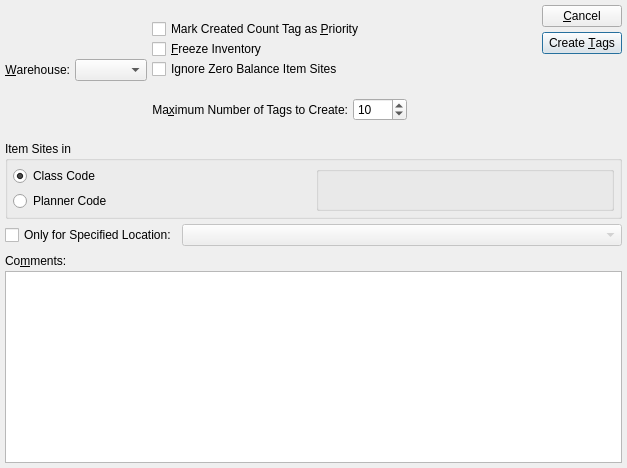
Qt form guiclient/createCycleCountTags.ui (Pegasus-RPG/xtuple-client) before a commit.
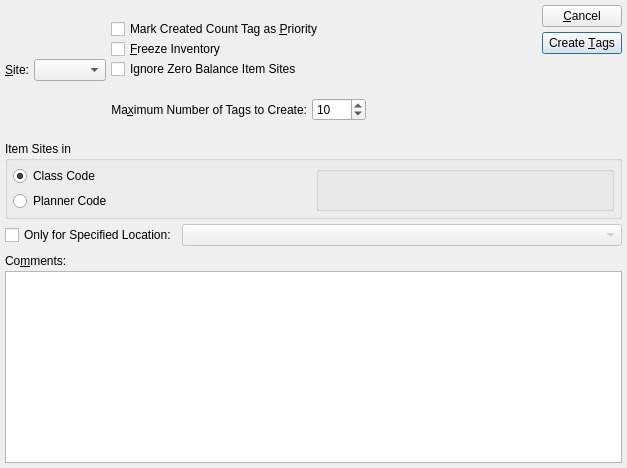
The same form after that commit. Custom widgets are drawn as their Qt base class.

Commit message: issue #6692:first pass for changing "Warehouse" to "Site"

```diff
--- a/guiclient/createCycleCountTags.ui
+++ b/guiclient/createCycleCountTags.ui
@@ -54,7 +54,7 @@
            <item>
             <widget class="QLabel" name="_warehouseLit" >
              <property name="text" >
-              <string>&amp;Warehouse:</string>
+              <string>&amp;Site:</string>
              </property>
              <property name="alignment" >
               <set>Qt::AlignRight|Qt::AlignTrailing|Qt::AlignVCenter</set>
```
The commit also changes 201 other files.
